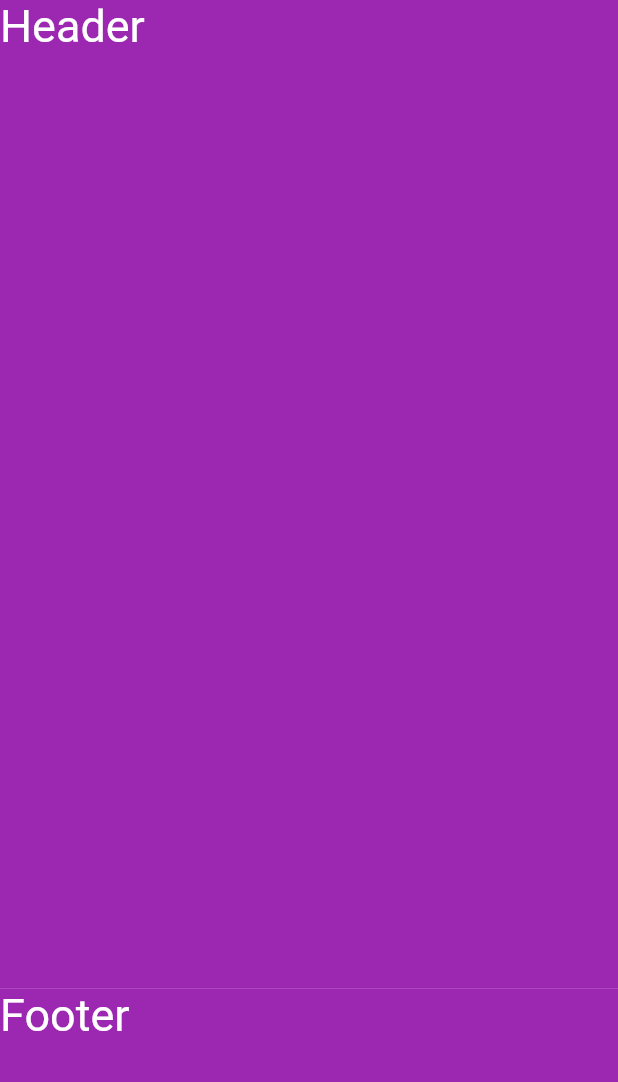
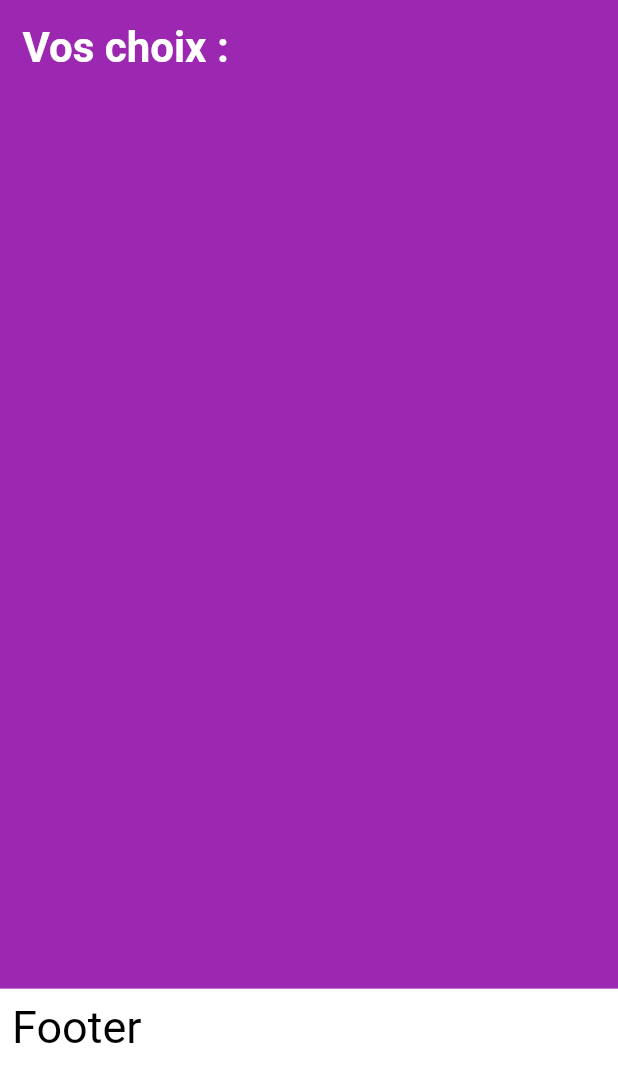
Before and after one commit to RemyMach/esgi_flutter_td, a Flutter app: the screen it shows after launch, on a phone screen of 412 x 824 dp. Shown: the top 1082 px of the screen. Run offline on Flutter 3.47's test engine with Material 2 defaults, Android fonts, the phone set to English and light mode, and no system bars.

Commit message:
add layouts

```diff
--- a/lib/footer.dart
+++ b/lib/footer.dart
@@ -2,6 +2,7 @@ import 'package:flutter/material.dart';
 
 class Footer extends StatelessWidget {
   final double height;
+
   const Footer({Key? key, required this.height}) : super(key: key);
 
   @override
@@ -9,17 +10,16 @@ class Footer extends StatelessWidget {
     return Container(
       height: height,
       width: double.maxFinite,
-      color: Colors.purple,
-      child: LayoutBuilder(builder: (context, constraints) {
-        final maxHeight = constraints.maxHeight;
-        return const Text(
-          'Footer',
-          style: TextStyle(
-            color: Colors.white,
-            fontSize: 30,
-          ),
-        );
-      }),
+      color: Colors.white,
+      child: const Padding(
+          padding: EdgeInsets.all(8.0),
+          child: Text(
+            'Footer',
+            style: TextStyle(
+              color: Colors.black,
+              fontSize: 30,
+            ),
+          )),
     );
   }
 }
--- a/lib/header.dart
+++ b/lib/header.dart
@@ -11,16 +11,16 @@ class Header extends StatelessWidget {
       height: height,
       width: double.maxFinite,
       color: Colors.purple,
-      child: LayoutBuilder(builder: (context, constraints) {
-        final maxHeight = constraints.maxHeight;
-        return const Text(
-          'Header',
-          style: TextStyle(
-            color: Colors.white,
-            fontSize: 30,
-          ),
-        );
-      }),
+      child: const Padding(
+          padding: EdgeInsets.all(15.0),
+          child: Text(
+            'Vos choix :',
+            style: TextStyle(
+              color: Colors.white,
+              fontSize: 28,
+              fontWeight: FontWeight.bold,
+            ),
+          )),
     );
   }
 }
```
